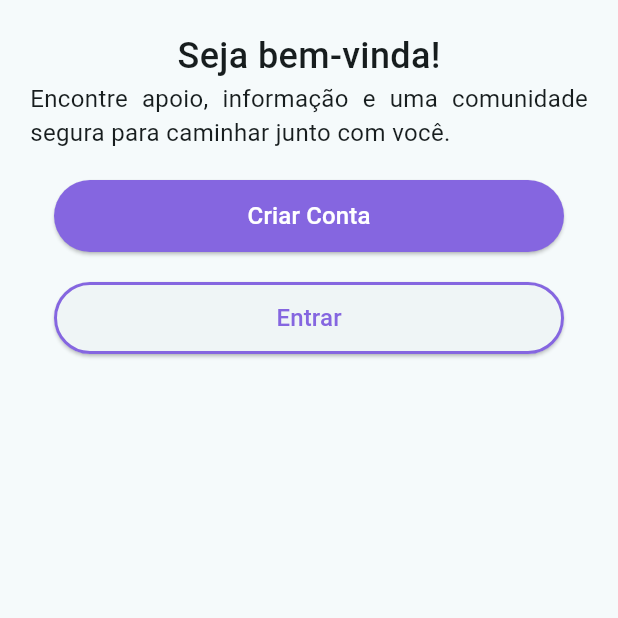
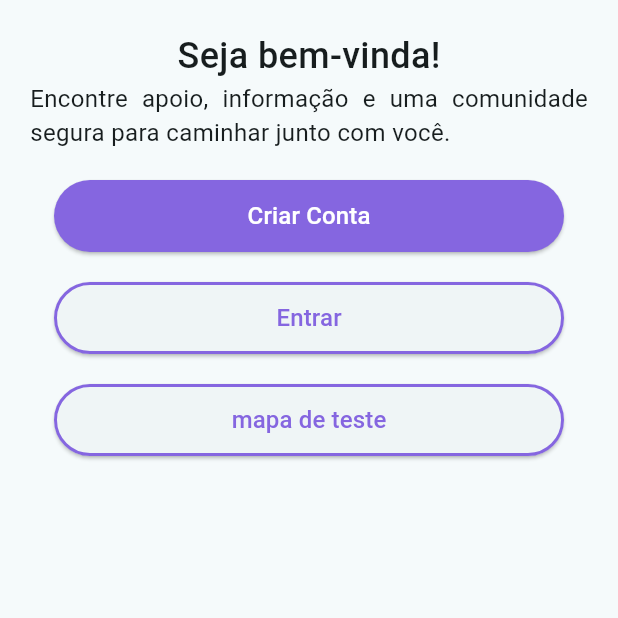
Before and after one commit to Denils0n/EloMae, a Flutter app: the WelcomeScreen screen opened by its route, on a phone screen of 412 x 824 dp, the top half of it. Run offline on Flutter 3.47's test engine with Material 3 defaults, Android fonts, the phone set to English and light mode, and no system bars; our stand-ins replace cloud_firestore, firebase_auth, firebase_core, flutter_svg, geolocator, go_router and 1 more; missing offline and left inert: lucid_validation; accounts and stored records are empty.

Commit message:
Mostrando a localizacao atual do usuario

```diff
--- a/lib/app/routes.dart
+++ b/lib/app/routes.dart
@@ -6,6 +6,7 @@ import 'package:elomae/app/views/screens/auth/register_screen.dart';
 import 'package:elomae/app/views/screens/auth/forgot_password_screen.dart';
 import 'package:elomae/app/views/screens/home/home_screen.dart';
 import 'package:elomae/app/views/screens/database_screen.dart';
+import 'package:elomae/app/views/screens/location/map_screen.dart';
 
 final GoRouter routes = GoRouter(
   initialLocation: '/onboard',
@@ -17,5 +18,9 @@ final GoRouter routes = GoRouter(
     GoRoute(path: '/forgot_password', builder: (context, state) => const ForgotPasswordScreen()),
     GoRoute(path: '/home', builder: (context, state) => const HomepageScreen()),
     GoRoute(path: '/database', builder: (context, state) => const FirestoreExample()),
+    GoRoute(
+      path: '/mapa',
+      builder: (context, state) => MapScreen(),
+    ),
   ],
 );
--- a/lib/app/views/screens/auth/welcome_screen.dart
+++ b/lib/app/views/screens/auth/welcome_screen.dart
@@ -45,6 +45,7 @@ class WelcomeScreen extends StatelessWidget {
                       ),
                     ),
                   ),
+
                   SizedBox(height: 20),
                   SizedBox(
                     width: 340,
@@ -65,6 +66,27 @@ class WelcomeScreen extends StatelessWidget {
                       ),
                     ),
                   ),
+
+                  SizedBox(height: 20),
+                  SizedBox(
+                    width: 340,
+                    height: 48,
+                    child: ElevatedButton(
+                      onPressed: () => GoRouter.of(context).push('/mapa'),
+                      style: ElevatedButton.styleFrom(
+                        foregroundColor: Colors.white,
+                        shape: RoundedRectangleBorder(side: BorderSide(color: const Color(0xFF8566E0), width: 2), borderRadius: BorderRadius.circular(30)),
+                      ),
+                      child: const Text(
+                        'mapa de teste',
+                        style: TextStyle(
+                          color: Color(0xFF8566E0),
+                          fontSize: 16,
+                          fontWeight: FontWeight.w500,
+                        ),
+                      ),
+                    ),
+                  ),
                 ],
               ),
             ],
--- a/pubspec.yaml
+++ b/pubspec.yaml
@@ -42,6 +42,11 @@ dependencies:
   cloud_firestore: ^5.6.11
   lucid_validation: ^1.3.1
   firebase_auth: ^5.6.2
+
+  #Pacotes para funcionar o mapa
+  google_maps_flutter: ^2.5.0
+  geolocator: ^11.0.0
+
 
 
 
```
Also changed, not shown: lib/app/models/support_place_model.dart (added, +11 -0 lines), lib/app/view_models/map_view_model.dart (added, +35 -0 lines), lib/app/views/screens/location/map_screen.dart (added, +55 -0 lines), pubspec.lock, 4 other files.
